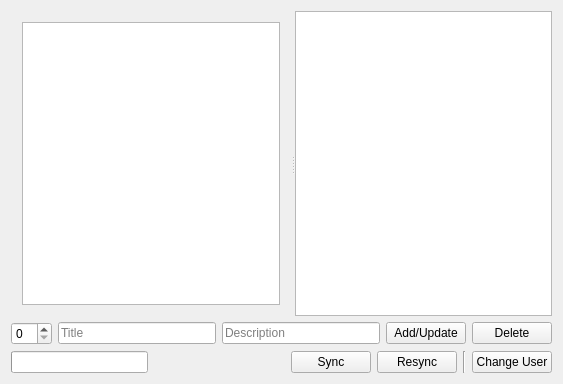
Old version of the form examples/datasync/Sample/widget.ui in the repository Skycoder42/QtDataSync.
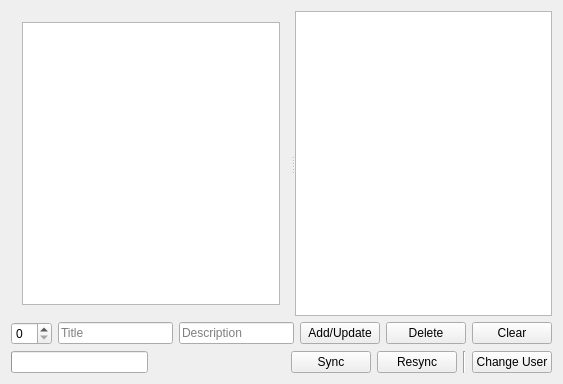
New version of the form.

```diff
--- a/examples/datasync/Sample/widget.ui
+++ b/examples/datasync/Sample/widget.ui
@@ -81,6 +81,13 @@
        </property>
       </widget>
      </item>
+     <item>
+      <widget class="QPushButton" name="clearButton">
+       <property name="text">
+        <string>Clear</string>
+       </property>
+      </widget>
+     </item>
     </layout>
    </item>
    <item>
```
